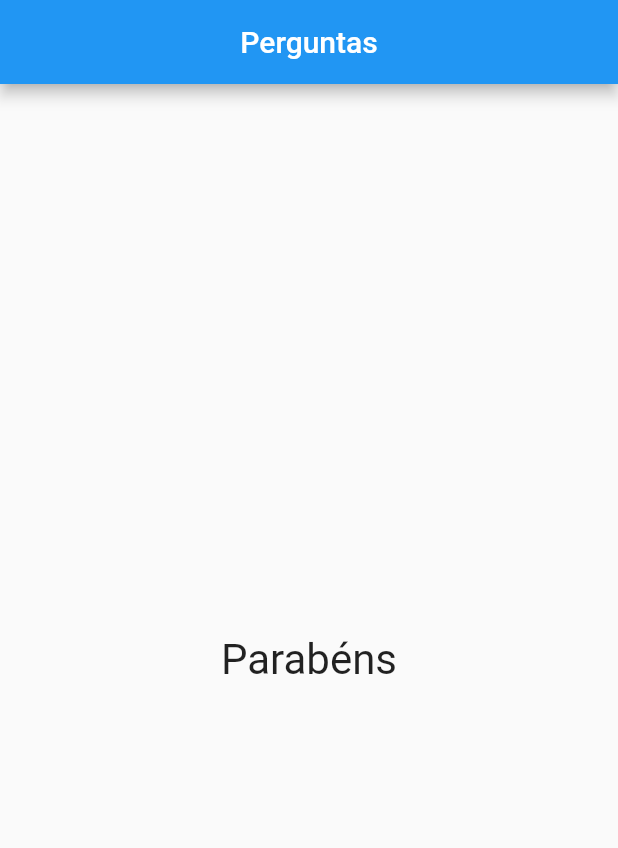
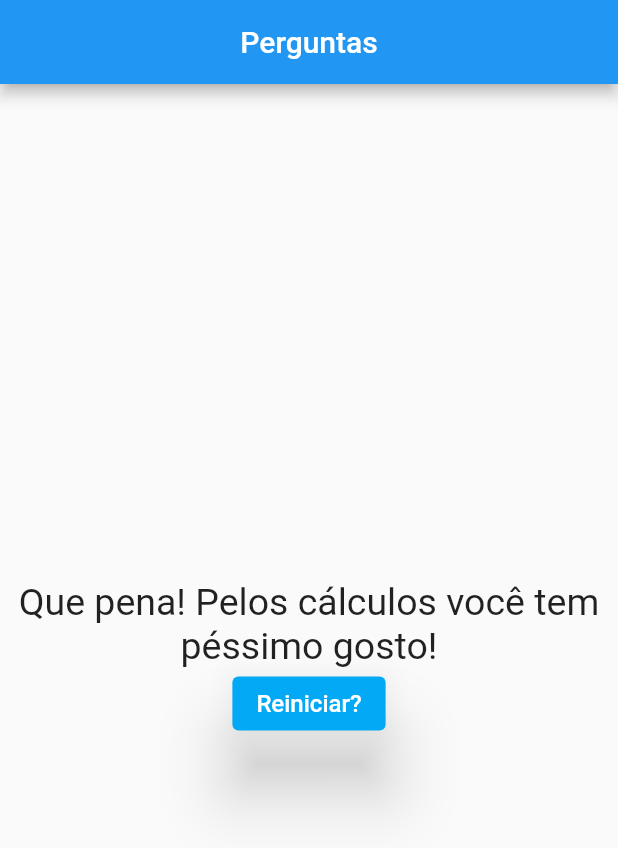
Before and after one commit to gbarth/projetoPerguntas, a Flutter app: the screen it shows after launch, after a tap on "Azul", after a tap on "Macaco", after a tap on "Vasco", on a phone screen of 412 x 824 dp. Shown: the top 848 px of the screen. Run offline on Flutter 3.47's test engine with Material 2 defaults, Android fonts, the phone set to English and light mode, and no system bars.

Commit message:
Botão para reiniciar aplicação

```diff
--- a/lib/main.dart
+++ b/lib/main.dart
@@ -8,6 +8,7 @@ main(){
 
 class _PerguntaAppState extends State<PerguntaApp>{
   var _perguntaSelecionada = 0;
+  var _notaTotal = 0;
   final _perguntas = const [
     {
       'texto' : 'Qual destas cores é sua favorita?',
@@ -31,19 +32,27 @@ class _PerguntaAppState extends State<PerguntaApp>{
       'texto' : 'Qual destes é seu time do coração?',
       'respostas' : [
         {'texto': 'Boafogo', 'nota': '10'},
-        {'texto': 'Fluminense', 'nota': '-20'},
-        {'texto': 'Vasco', 'nota': '-20'},
+        {'texto': 'Fluminense', 'nota': '-10'},
+        {'texto': 'Vasco', 'nota': '-10'},
         {'texto': 'Flamengo', 'nota': '-20'},
       ],
     }
   ];
 
-  void _responder(){
+  void _responder(int nota){
     if(temPerguntaSelecionada){
       setState(() {
       _perguntaSelecionada++;
+      _notaTotal += nota;
       });
     }
+  }
+
+  void _reiniciarQuestionario(){
+    setState(() {
+      _perguntaSelecionada = 0;
+      _notaTotal = 0;
+    });
   }
 
   bool get temPerguntaSelecionada{
@@ -65,7 +74,7 @@ class _PerguntaAppState extends State<PerguntaApp>{
           ),
           body: temPerguntaSelecionada
           ? Questionario(perguntas: _perguntas, perguntaSelecionada: _perguntaSelecionada, responder: _responder)
-          : Resultado('Parabéns'),
+          : Resultado(_notaTotal, _reiniciarQuestionario),
       ),
     );
   }
--- a/lib/questionario.dart
+++ b/lib/questionario.dart
@@ -5,7 +5,7 @@ import './questao.dart';
 class Questionario extends StatelessWidget {
   final int perguntaSelecionada;
   final List<Map<String, Object>> perguntas;
-  final void Function() responder;
+  final void Function(int) responder;
 
   Questionario({
     required this.perguntas,
@@ -26,7 +26,9 @@ class Questionario extends StatelessWidget {
     return Column(
         children: <Widget> [
           Questao(perguntas[perguntaSelecionada]['texto'].toString()),
-          ...resps.map((resp) => Resposta(resp['texto'].toString(), responder)).toList(),
+          ...resps.map((resp) => Resposta(
+            resp['texto'].toString(),
+            () => responder(int.parse(resp['nota'].toString())))).toList(),
         ],
       );
   }
--- a/lib/resultado.dart
+++ b/lib/resultado.dart
@@ -2,18 +2,47 @@ import 'package:flutter/material.dart';
 
 class Resultado extends StatelessWidget {
 
-  final String texto;
+  final int nota;
+  final void Function() qndReiniciarQuest;
 
-  Resultado(this.texto);
+  Resultado(this.nota, this.qndReiniciarQuest);
+
+  String get fraseResultado{
+    if(nota == 30){
+      return 'Parabéns! Pelos cálculos você é uma pessoa inteligente!';
+    } else if(nota == 10){
+      return 'Que pena! Pelos cálculos você tem péssimo gosto!';
+    } else {
+      return 'Oh meu Deus!!! Você é uma pessoa horrível!!!';
+    }
+  }
 
   @override
   Widget build(BuildContext context) {
-    return Center(
-      child: Text(
-        texto,
-        style: const TextStyle(fontSize: 28),
-        textAlign: TextAlign.center,
-      ),
+    return Column(
+      mainAxisAlignment: MainAxisAlignment.center,
+      children: [
+        Center(
+          child: Text(
+            fraseResultado,
+            style: const TextStyle(fontSize: 25),
+            textAlign: TextAlign.center,
+          ),
+        ),
+        ElevatedButton(
+          child: const Text(
+            'Reiniciar?',
+            style: TextStyle(
+              fontSize: 16,
+              ),
+            ),
+          style: ElevatedButton.styleFrom(
+            primary: Colors.lightBlue,
+            elevation: 20
+          ),
+          onPressed: qndReiniciarQuest,
+        )
+      ],
     );
   }
 }
```
